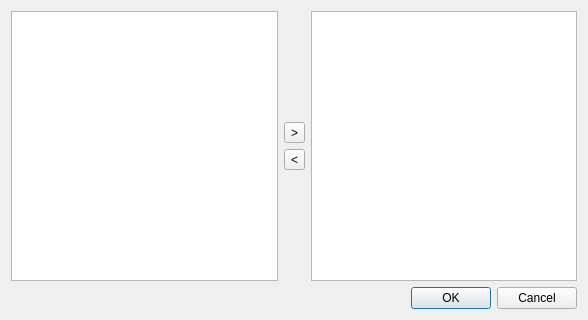
Above: client/portstatsfilter.ui from pstavirs/ostinato before the change. Below: the same form after it.
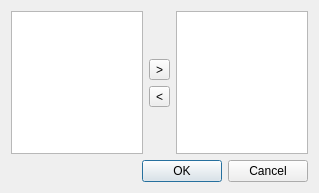
That is the form after the change.

The edit to the form file:
```diff
--- a/client/portstatsfilter.ui
+++ b/client/portstatsfilter.ui
@@ -5,8 +5,8 @@
    <rect>
     <x>0</x>
     <y>0</y>
-    <width>588</width>
-    <height>320</height>
+    <width>319</width>
+    <height>193</height>
    </rect>
   </property>
   <property name="windowTitle" >
```
Left out of the diff: 2 changed lines with no effect on the pictures.
